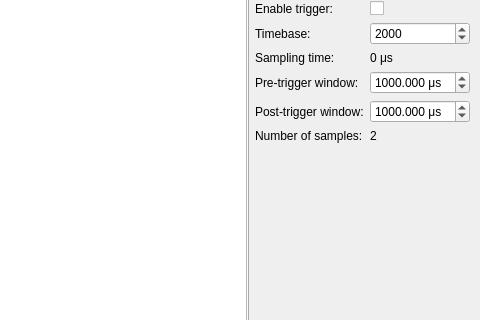
The window that daq/gamma_spectroscopy_gui.ui (davidfokkema/gamma-spectroscopy) describes before a commit, drawn with Qt 5; both pictures show x 320 to 800 and y 95 to 415 of the 800 by 600 pixel window.
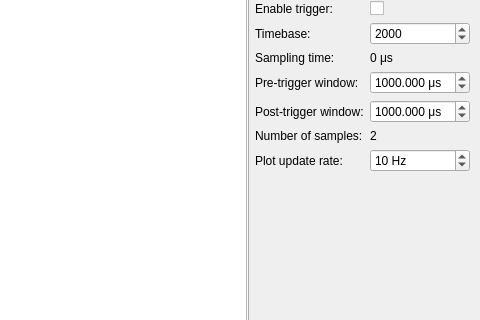
The same window after the commit. Custom widgets are drawn as their Qt base class.

Commit message: Limit plot refresh rate

What changed in the file:
```diff
--- a/daq/gamma_spectroscopy_gui.ui
+++ b/daq/gamma_spectroscopy_gui.ui
@@ -280,6 +280,23 @@
         </property>
        </widget>
       </item>
+      <item row="9" column="0">
+       <widget class="QLabel" name="label_10">
+        <property name="text">
+         <string>Plot update rate:</string>
+        </property>
+       </widget>
+      </item>
+      <item row="9" column="1">
+       <widget class="QSpinBox" name="plot_limit_box">
+        <property name="suffix">
+         <string> Hz</string>
+        </property>
+        <property name="value">
+         <number>10</number>
+        </property>
+       </widget>
+      </item>
      </layout>
     </item>
    </layout>
```
The commit also changes 1 other file.
